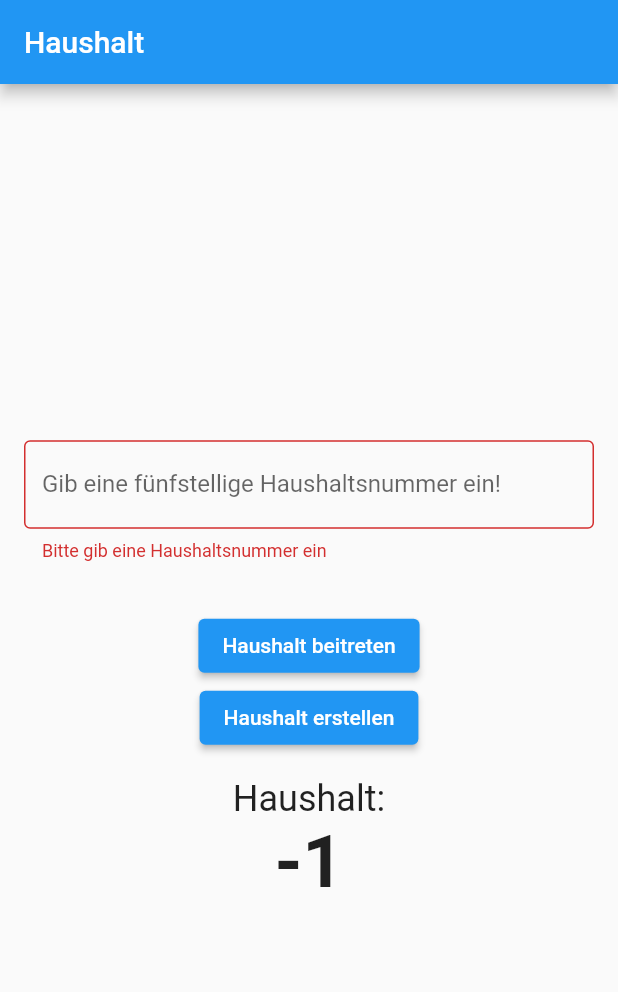
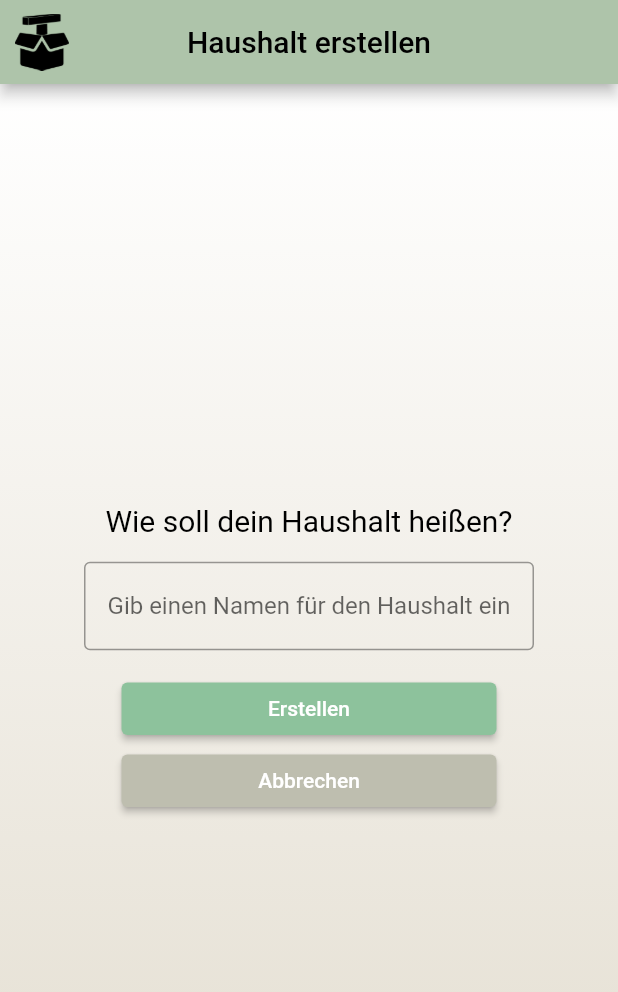
Before and after one commit to tenbuschs/tenki, a Flutter app: the RandomNumberGenerator screen opened directly, after a tap on "Haushalt erstellen", on a phone screen of 412 x 824 dp. Shown: the top 992 px of the screen. Run offline on Flutter 3.47's test engine with Material 2 defaults, Android fonts, the phone set to English and light mode, and no system bars; our stand-ins replace camera, cloud_firestore, firebase_auth, firebase_core; missing offline and left inert: flutter_barcode_scanner; accounts and stored records are empty; network calls fail.

Commit message:
registrierung design logics haushalt sinnvoll dazu

```diff
--- a/lib/household.dart
+++ b/lib/household.dart
@@ -1,8 +1,13 @@
-import 'package:flutter/foundation.dart';
+import 'dart:math';
+import 'tenki_material/tenki_colors.dart';
 import 'package:flutter/material.dart';
-import 'dart:math';
+import 'package:tenki/register_page.dart';
+import 'tenki_material/appbars.dart';
+import 'package:tenki/login_register_page.dart';
+import 'household_create.dart';
+import 'package:flutter/services.dart';
 
-import 'package:tenki/main_page.dart';
+
 
 class Household extends StatelessWidget {
   @override
@@ -20,19 +25,12 @@ class RandomNumberGenerator extends StatefulWidget {
 }
 
 class _RandomNumberGeneratorState extends State<RandomNumberGenerator> {
-  int _household = -1;
+  int _household = 0;
   final _formKey = GlobalKey<FormState>();
   final _controller = TextEditingController();
+  bool _showErstellenButton = true;
+  bool _showBeitretenTextField = false;
 
-  void _generateRandomNumber() {
-    Random random = new Random();
-    int min = 10000;
-    int max = 99999;
-    int randomNumber = min + random.nextInt(max - min);
-    setState(() {
-      _household = randomNumber;
-    });
-  }
 
   @override
   void dispose() {
@@ -40,83 +38,160 @@ class _RandomNumberGeneratorState extends State<RandomNumberGenerator> {
     super.dispose();
   }
 
+  void _toggleTextField() {
+    setState(() {
+      _showErstellenButton = false;
+      _showBeitretenTextField = true;
+    });
+  }
+
     @override
   Widget build(BuildContext context) {
     return Scaffold(
-      appBar: AppBar(
-        title: Text('Haushalt'),
+      appBar: AppBars.loginAppBar('Haushalt', context),
+      body: Container(
+        decoration: BoxDecoration(
+          gradient: LinearGradient(
+            colors: [Color(0xFFE2DCCE), Color(0xFFFFFFFF)],
+            begin: Alignment.bottomCenter,
+            end: Alignment.topCenter,
+            tileMode: TileMode.clamp,
           ),
-      body: Center(
+        ),
+        child: Center(
           child: Column(
             mainAxisAlignment: MainAxisAlignment.center,
             children: <Widget>[
-            Form(
+              Text(
+                'Willkommen bei TENKI!\n\nMöchtest du einem bestehenden Haushalt beitreten oder einen neuen erstellen?',
+                textAlign: TextAlign.center,
+                style: TextStyle(
+                  color: TenkiColor5(),
+                  fontSize: 18.0,
+                ),
+              ),
+              SizedBox(height: 30.0),
+              Visibility(
+                visible: _showErstellenButton,
+                child: Container(
+                  width: MediaQuery.of(context).size.width * 0.6,
+                  child: ElevatedButton(
+                    onPressed: () {
+                      Navigator.push(
+                        context,
+                        MaterialPageRoute(
+                          builder: (context) => HouseholdCreate(),
+                        ),
+                      );
+                    },
+                    child: Text('Haushalt erstellen'),
+                    style: ElevatedButton.styleFrom(
+                      backgroundColor: TenkiColor1(),
+
+                    ),
+                  ),
+                ),
+              ),
+
+              SizedBox(height: 7),
+              Visibility(
+                visible: _showBeitretenTextField,
+                child: Form(
                   key: _formKey,
                   child: Padding(
                     padding: const EdgeInsets.all(16.0),
                     child: TextFormField(
                       controller: _controller,
                       decoration: InputDecoration(
-                    border: OutlineInputBorder(),
-                    labelText: 'Gib eine fünfstellige Haushaltsnummer ein!',
+                        labelText: 'Haushaltscode',
+                        labelStyle: TextStyle(color: TenkiColor1()),
+                        focusedBorder: OutlineInputBorder(
+                          borderSide: BorderSide(
+                            color: TenkiColor1(),
                           ),
+                        ),
+                      ),
+                      cursorColor: TenkiColor4(),
+                      style: TextStyle(color: TenkiColor5()), // Set text color
+                      inputFormatters: [
+                        FilteringTextInputFormatter.digitsOnly,
+                        LengthLimitingTextInputFormatter(5),
+                      ], // Allow only numbers
                       validator: (value) {
                         if (value!.isEmpty) {
-                      return 'Bitte gib eine Haushaltsnummer ein';
+                          return 'Bitte gib einen Haushaltscode ein';
                         }
                         if (value?.length != 5) {
-                      return 'Eine Haushaltsnummer muss 5 Stellen haben!';
+                          return 'Ein Haushaltscode muss 5 Stellen haben!';
                         }
                         if (int.tryParse(value!) == null) {
-                      return 'Bitte gib eine gültige Nummer ein';
+                          return 'Bitte gib einen gültigen Code ein';
                         }
                         return null;
                       },
                     ),
                   ),
                 ),
-            SizedBox(height: 16),
-            ElevatedButton(
+              ),
+              Visibility(
+                visible: _showErstellenButton,
+                child: Container(
+                  width: MediaQuery.of(context).size.width * 0.6,
+                  child: ElevatedButton(
                     onPressed: () {
-                showDialog(
-                  context: context,
-                  builder: (_) => AlertDialog(
-                    title: Text("Haushalt beigetreten!"),
-                    content: Text("Sie können sich jetzt einloggen."),
-                    actions: [
-                      TextButton(
+                      _toggleTextField();
+                    },
+                    child: Text('Haushalt beitreten'),
+                    style: ElevatedButton.styleFrom(
+                      backgroundColor: TenkiColor1(),)
+                  ),
+                ),
+              ),
+
+              Visibility(
+                visible: !_showErstellenButton,
+                child: Container(
+                  width: MediaQuery.of(context).size.width * 0.5,
+                  child: ElevatedButton(
                     onPressed: () {
-                          Navigator.of(context).pop();
-                          Navigator.of(context).pushReplacement(
-                            MaterialPageRoute(builder: (context) => TenkiMainPage()),
+                      if (_formKey.currentState!.validate()) {
+                        Navigator.push(
+                          context,
+                          MaterialPageRoute(
+                            builder: (context) => RegisterPage(),
+                          ),
+                        );
+                      }
+                    },
+                    child: Text('Beitreten'),
+                    style: ElevatedButton.styleFrom(
+                      backgroundColor: TenkiColor1(),
+                    )
+                  ),
+                ),
+              ),
+              SizedBox(height: 5),
+
+              Visibility(
+                child: Container(
+                  width: MediaQuery.of(context).size.width * 0.5,
+                  child: ElevatedButton(
+                    onPressed: () {Navigator.push(
+                      context,
+                      MaterialPageRoute(
+                        builder: (context) => LoginPage(),
+                      ),
                     );
                     },
-                        child: Text("OK"),
+                    child: Text('Abbrechen'),
+                    style: ElevatedButton.styleFrom(
+                      backgroundColor: TenkiColor4(),
+                    ),
+                  ),
+                ),
               ),
             ],
           ),
-                );
-              },
-              child: Text("Haushalt beitreten"),
-            ),
-            ElevatedButton(
-              onPressed: () {
-                if (_formKey.currentState!.validate()) {
-                  _generateRandomNumber();
-                }
-              },
-              child: Text('Haushalt erstellen'),
-            ),
-            SizedBox(height: 16),
-            Text(
-              'Haushalt:',
-              style: TextStyle(fontSize: 24),
-            ),
-            Text(
-              '$_household',
-              style: TextStyle(fontSize: 48, fontWeight: FontWeight.bold),
-            ),
-          ],
         ),
       ),
     );
--- /dev/null
+++ b/lib/household_create.dart
@@ -0,0 +1,90 @@
+import 'package:flutter/material.dart';
+import 'package:tenki/login_register_page.dart';
+import 'package:tenki/register_page.dart';
+import 'login_register_page.dart';
+import 'tenki_material/appbars.dart';
+import 'tenki_material/tenki_colors.dart';
+
+class HouseholdCreate extends StatelessWidget {
+  @override
+  Widget build(BuildContext context) {
+    return Scaffold(
+      appBar: AppBars.loginAppBar('Haushalt erstellen', context),
+      body: Container(
+        decoration: const BoxDecoration(
+          gradient: LinearGradient(
+            colors: [Color(0xFFE2DCCE), Color(0xFFFFFFFF)],
+            begin: Alignment.bottomCenter,
+            end: Alignment.topCenter,
+            tileMode: TileMode.clamp,
+          ),
+        ),
+        child: Center(
+          child: Column(
+            mainAxisAlignment: MainAxisAlignment.center,
+            children: <Widget>[
+              Text(
+                'Wie soll dein Haushalt heißen?',
+                style: TextStyle(
+                  color: TenkiColor5(),
+                  fontSize: 20,
+                ),
+              ),
+              SizedBox(height: 16),
+              Container(
+                width: 300,
+                child: TextFormField(
+                  decoration: InputDecoration(
+                    border: OutlineInputBorder(),
+                    hintText: 'Gib einen Namen für den Haushalt ein',
+                    focusedBorder: OutlineInputBorder(
+                      borderRadius: BorderRadius.circular(8.0),
+                      borderSide: BorderSide(
+                        color: TenkiColor4(),
+                      ),
+                    ),
+                  ),
+                  cursorColor: TenkiColor5(),
+                  style: TextStyle(color: TenkiColor5()),
+                  textAlign: TextAlign.center,
+                ),
+              ),
+
+
+              SizedBox(height: 15),
+              ElevatedButton(
+                onPressed: () {
+                  Navigator.pushReplacement(
+                    context,
+                    MaterialPageRoute(builder: (context) => RegisterPage()),
+                  );
+                },
+                child: Text('Erstellen'),
+                style: ElevatedButton.styleFrom(
+                  backgroundColor: TenkiColor1(),
+
+                  minimumSize: Size(250, 35),
+                ),
+              ),
+              ElevatedButton(
+                onPressed: () {
+                  Navigator.pushReplacement(
+                    context,
+                    MaterialPageRoute(builder: (context) => LoginPage()),
+                  );
+                },
+                child: Text('Abbrechen'),
+                style: ElevatedButton.styleFrom(
+                  backgroundColor: TenkiColor4(),
+
+                  minimumSize: Size(250, 35),
+                ),
+              ),
+/// TO DO: abbrechen button
+            ],
+          ),
+        ),
+      ),
+    );
+  }
+}
--- a/lib/main.dart
+++ b/lib/main.dart
@@ -1,11 +1,6 @@
 import 'package:flutter/material.dart';
 import 'package:tenki/widget_tree.dart';
-import '../storage_tab.dart' as storage_tab;
-import '../shopping-list_tab.dart' as shopping_list_tab;
-import '../recipe_tab.dart' as recipe_tab;
 import 'package:firebase_core/firebase_core.dart';
-import 'logout_page.dart' as logout_page;
-import 'figma_to_code.dart' as figma;
 
 
 Future<void> main() async {
--- a/lib/tenki_material/appbars.dart
+++ b/lib/tenki_material/appbars.dart
@@ -122,22 +122,18 @@ class AppBars{
 
 
   static AppBar loginAppBar(String title, BuildContext context){
-
     return AppBar(
       leading: TenkiIcons.tenki(size: 38),
       backgroundColor: TenkiColor2(),
-      //TODO: Leading as button to welcome page
-      title: Center(
-        child: Text(title,
-          style: const TextStyle(
-            color: Colors.black,
-          ),),
+      centerTitle: true, // add this line to center the title text
+      title: Text(
+        title,
+        style: const TextStyle(
+          color: Colors.black,
+        ),
       ),
-
     );
   }
 
 
-
-
 }
```
Also changed, not shown: lib/login_register_page.dart (+27 -7 lines), lib/register_page.dart (+61 -46 lines). Lines whose indentation alone changed are shown as unchanged.
